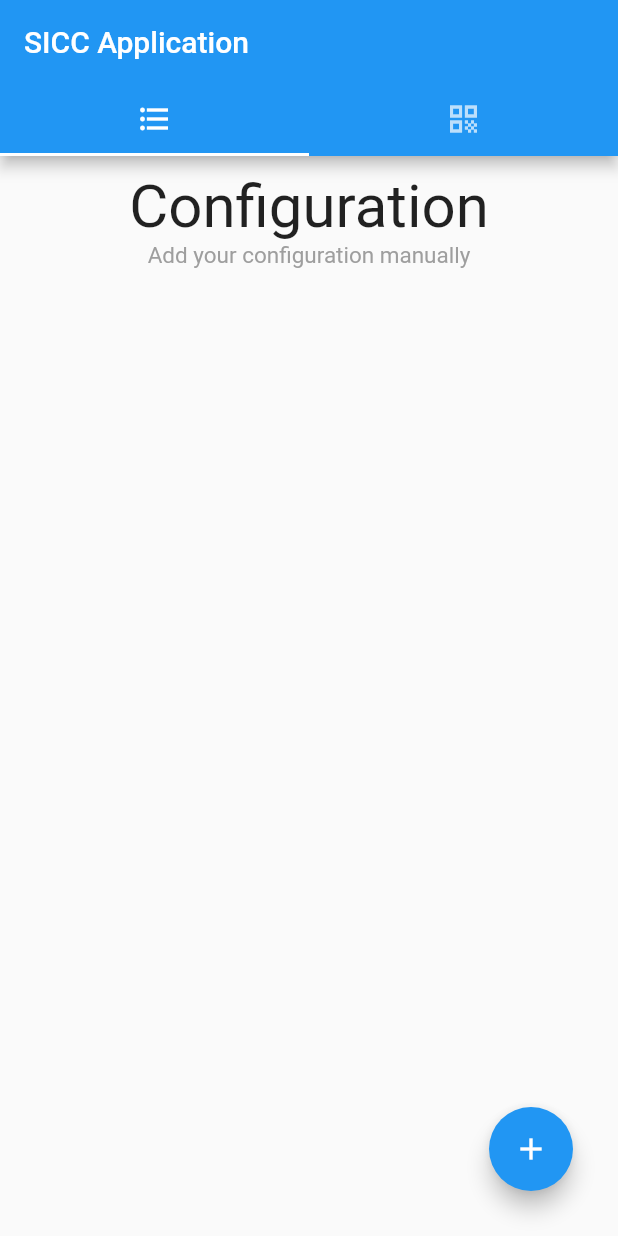
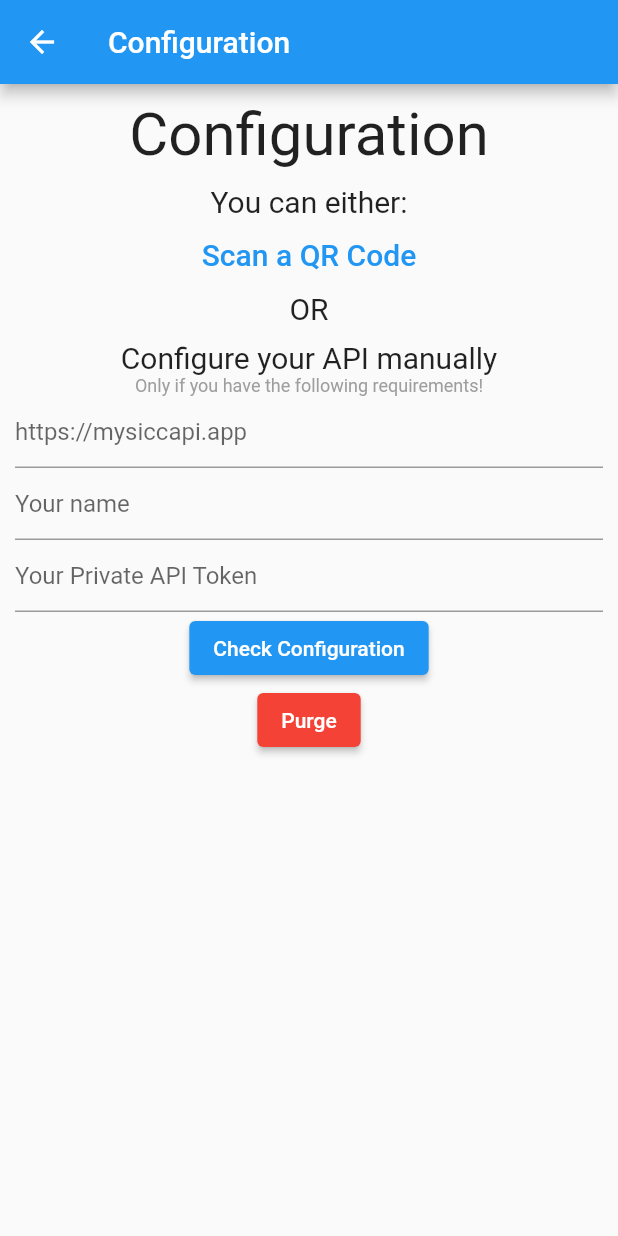
Before and after one commit to XVanilor/sicc, a Flutter app: the screen it shows after launch, on a phone screen of 412 x 824 dp. Run offline on Flutter 3.47's test engine with Material 2 defaults, Android fonts, the phone set to English and light mode, and no system bars; our stand-ins replace qr_flutter, shared_preferences; missing offline and left inert: qr_code_scanner.

Commit message:
Added configurable API endpoint via SharedPreferences Improved QR Code printing by adding crate name (therefore, removed ability to edit crate name after creation)

```diff
--- /dev/null
+++ b/lib/Config.dart
@@ -0,0 +1,205 @@
+import 'package:flutter/material.dart';
+import 'package:shared_preferences/shared_preferences.dart';
+import 'package:uuid/uuid.dart';
+import 'Service/SiccApi.dart';
+
+class Config extends StatefulWidget {
+
+  const Config({Key? key}) : super(key: key);
+
+  @override
+  State<Config> createState() => _ConfigState();
+}
+
+class _ConfigState extends State<Config> {
+
+  SharedPreferences? _prefs;
+
+  void loadPrefs() async {
+    SharedPreferences prefs  = await SharedPreferences.getInstance();
+    setState(() {
+      _prefs = prefs;
+    });
+  }
+
+  @override
+  void initState() {
+    loadPrefs();
+    super.initState();
+  }
+
+  @override
+  Widget build(BuildContext context) {
+
+    final _formKey = GlobalKey<FormState>();
+    String? apiUrl = "";
+    String? privKey = "";
+    String? username = "";
+
+    final SiccApi api = SiccApi();
+
+    return Scaffold(
+        appBar: AppBar(title: const Text("Configuration")),
+        body: Padding(
+          padding: const EdgeInsets.all(10.0),
+          child: Center(
+            child: Column(
+              children: <Widget>[
+                const Text(
+                    "Configuration",
+                    style: TextStyle(fontSize: 40.0)
+                ),
+                Padding(
+                  padding: const EdgeInsets.symmetric(vertical: 10.0),
+                  child: Column(
+                    children: <Widget>[
+                      const Text(
+                        "You can either:",
+                        style: TextStyle(fontSize: 20.0),
+                      ),
+                      TextButton(
+                          onPressed: () { /* TODO Redirect to Scan QR page */},
+                          child: const Text("Scan a QR Code", style: TextStyle(fontSize: 20.0))
+                      ),
+                      const Text(
+                        "OR",
+                        style: TextStyle(fontSize: 20.0),
+                      ),
+                      Padding(
+                          padding: const EdgeInsets.only(top: 10.0),
+                          child: Column(
+                            children: <Widget>[
+                              const Text(
+                                "Configure your API manually",
+                                style: TextStyle(fontSize: 20.0),
+                              ),
+                              const Text(
+                                "Only if you have the following requirements!",
+                                style: TextStyle(
+                                    fontSize: 12.0,
+                                    color: Colors.grey
+                                ),
+                              ),
+                              Form(
+                                key: _formKey,
+                                child: Column(
+                                  children: <Widget>[
+                                    TextFormField(
+                                      onSaved: (value){apiUrl=value;},
+                                      decoration: const InputDecoration(
+                                          hintText: "https://mysiccapi.app"
+                                      ),
+                                      initialValue: _prefs?.getString(SiccApi.apiUrlKey) ?? "",
+                                      validator: (value) {
+                                        if(value == null || value.isEmpty || Uri.tryParse(value) == null)
+                                        {
+                                          return "Please enter a valid URL";
+                                        }
+                                        return null;
+                                      },
+                                    ),
+                                    TextFormField(
+                                      onSaved: (value){username=value;},
+                                      decoration: const InputDecoration(
+                                          hintText: "Your name"
+                                      ),
+                                      initialValue: _prefs?.getString("username") ?? "",
+                                      validator: (value) {
+                                        if(value == null || value.isEmpty)
+                                        {
+                                          return "Username cannot be empty";
+                                        }
+                                        return null;
+                                      },
+                                    ),
+                                    TextFormField(
+                                      onSaved: (value){privKey=value;},
+                                      decoration: const InputDecoration(
+                                          hintText: "Your Private API Token"
+                                      ),
+                                      initialValue: _getVanishedPrivateApiToken(),
+                                      validator: (value) {
+                                        if(value == null || value.isEmpty || !Uuid.isValidUUID(fromString: value))
+                                        {
+                                          return "Please enter valid UUIDv4";
+                                        }
+                                        return null;
+                                      },
+                                    ),
+                                    ElevatedButton(
+                                      onPressed: () async {
+
+                                        if (_formKey.currentState!.validate()) {
+
+                                          _formKey.currentState?.save();
+
+                                          try {
+
+                                            bool configOk = await api.configure(apiUrl!, username!, privKey!);
+                                            setState(() {});
+
+                                            if(configOk)
+                                            {
+                                              if (!mounted) return;
+                                              Navigator.pushReplacementNamed(context, "/");
+                                            }
+
+                                          } catch(e)
+                                          {
+                                            showDialog(
+                                              context: context,
+                                              builder: (ctx) => AlertDialog(
+                                                title: const Text("Error"),
+                                                content: const Text("Cannot configure the app. Is your token valid ?"),
+                                                actions: <Widget>[
+                                                  TextButton(
+                                                    onPressed: () {
+                                                      Navigator.of(ctx).pop();
+                                                    },
+                                                    child: Container(
+                                                      color: Colors.green,
+                                                      padding: const EdgeInsets.all(14),
+                                                      child: const Text("Try again"),
+                                                    ),
+                                                  ),
+                                                ],
+                                              ),
+                                            );
+                                          }
+                                        }
+                                      },
+                                      child: const Text('Check Configuration'),
+                                    ),
+                                    ElevatedButton(
+                                      onPressed: () async {
+
+                                        await SiccApi.resetConfig();
+                                        setState(() {});
+                                      },
+                                      style: ButtonStyle(backgroundColor: MaterialStateColor.resolveWith((states) => Colors.red)),
+                                      child: const Text('Purge'),
+                                    ),
+                                  ],
+                                ),
+                              )
+                            ],
+                          )
+                      )
+                    ],
+                  ),
+                )
+              ],
+            ),
+          ),
+        )
+    );
+  }
+
+  _getVanishedPrivateApiToken()
+  {
+    final String token = _prefs?.getString(SiccApi.privateApiTokenKey) ?? "";
+    return token;
+    return (token != "" ? "${token[0]}**********************************${token[token.length - 1]}" : "");
+  }
+
+}
--- a/lib/CrateList.dart
+++ b/lib/CrateList.dart
@@ -1,5 +1,5 @@
 import 'package:flutter/material.dart';
-import 'package:flutter/scheduler.dart';
+import 'package:shared_preferences/shared_preferences.dart';
 import 'package:sicc/Model/Crate.dart';
 import 'package:sicc/CrateEdit.dart';
 import 'package:sicc/Service/SiccApi.dart';
@@ -13,30 +13,40 @@ class CrateList extends StatefulWidget {
 }
 
 class _CrateListState extends State<CrateList> {
+
   final SiccApi api = SiccApi();
+
+  late SharedPreferences _prefs;
+
+  void loadPrefs() async {
+    SharedPreferences prefs = await SharedPreferences.getInstance();
+    setState(() {
+      _prefs = prefs;
+    });
+  }
+
+  @override
+  void initState() {
+    loadPrefs();
+    super.initState();
+    setState(() {});
+  }
 
   @override
   Widget build(BuildContext context) {
+
     return Scaffold(
         body: Stack(children: <Widget>[
           FutureBuilder(
             future: api.getCrates(),
             builder: (BuildContext context, AsyncSnapshot<List<Crate>> snapshot) {
+
               List<Crate>? crates = snapshot.data;
-
-              if(SiccApi.apiBaseUrl == "" || SiccApi.creatorApiToken == "")
-                {
-                  return _configurationView();
-                }
-
               if (crates != null) {
                 // Sort crates by alphabetical order
                 crates.sort((a, b) {
                   return a.name.toLowerCase().compareTo(b.name.toLowerCase());
                 });
-
-                Crate debugApiCrate = Crate(name: SiccApi.apiBaseUrl, uuid: SiccApi.creatorApiToken, items: []);
-                crates.insert(0, debugApiCrate);
 
                 return ListView(
                   children: crates
@@ -75,9 +85,8 @@ class _CrateListState extends State<CrateList> {
                       WidgetsBinding.instance.addPostFrameCallback((_) {
                         Navigator.push(
                             context,
-                                        MaterialPageRoute(
-                                            builder: (context) =>
-                                                CrateEdit(crate: c)))
+                            MaterialPageRoute(builder: (context) => CrateEdit(crate: c, isNameEditable: false,))
+                        )
                             .then((value) => {setState(() {})});
                       });
                     },
@@ -105,7 +114,7 @@ class _CrateListState extends State<CrateList> {
                 Navigator.push(
                     context,
                     MaterialPageRoute(
-                            builder: (context) => CrateEdit(crate: newCrate)))
+                        builder: (context) => CrateEdit(crate: newCrate, isNameEditable: true)))
                     .then((value) => {setState(() {})});
               },
               child: const Icon(Icons.add),
@@ -113,27 +122,4 @@ class _CrateListState extends State<CrateList> {
           )
         ]));
   }
-
-  _configurationView() {
-
-    return Padding(
-      padding: const EdgeInsets.all(10.0),
-      child: Center(
-        child: Column(
-          children: const <Widget>[
-            Text(
-                "Configuration",
-                textAlign: TextAlign.center,
-                style: TextStyle(fontSize: 40.0)
-            ),
-            Text(
-              "Add your configuration manually",
-              textAlign: TextAlign.center,
-              style: TextStyle(fontSize: 15.0, color: Colors.grey),
-            )
-          ],
-        ),
-      ),
-    );
 }
-}
--- /dev/null
+++ b/lib/Home.dart
@@ -0,0 +1,47 @@
+import 'package:flutter/material.dart';
+import 'package:sicc/Config.dart';
+import 'QRScan.dart';
+import 'CrateList.dart';
+
+class Home extends StatelessWidget {
+
+  const Home({super.key});
+
+  @override
+  Widget build(BuildContext context) {
+
+    return MaterialApp(
+        home: Builder(
+          builder: (context) => DefaultTabController(
+            length: 2,
+            child: Scaffold(
+              appBar: AppBar(
+                  bottom: const TabBar(
+                    tabs: [
+                      Tab(icon: Icon(Icons.format_list_bulleted)),
+                      Tab(icon: Icon(Icons.qr_code_outlined))
+                    ],
+                  ),
+                  title: const Text('SICC Application'),
+                  actions: <Widget>[
+                    IconButton(
+                      onPressed: () {
+                        Navigator.push(
+                            context,
+                            MaterialPageRoute(builder: (context) => const Config())
+                        );
+                      },
+                      icon: const Icon(Icons.settings),
+                    )
+                  ],
+                  automaticallyImplyLeading: false
+              ),
+              body: const TabBarView(
+                children: [CrateList(), QRScan()],
+              ),
+            ),
+          ),
+        )
+    );
+  }
+}
--- a/lib/QRScan.dart
+++ b/lib/QRScan.dart
@@ -88,7 +88,7 @@ class _QRScanState extends State<QRScan> {
         String crateUuid = data[2];
 
         Crate newCrate = Crate(uuid: crateUuid, name: "", items: []);
-        Navigator.push(context, MaterialPageRoute(builder: (context) => CrateEdit(crate: newCrate)));
+        Navigator.push(context, MaterialPageRoute(builder: (context) => CrateEdit(crate: newCrate, isNameEditable: false)));
       }
     });
   }
--- a/lib/Service/SiccApi.dart
+++ b/lib/Service/SiccApi.dart
@@ -1,17 +1,20 @@
 import 'dart:convert';
 import 'package:http/http.dart';
+import 'package:shared_preferences/shared_preferences.dart';
 import 'package:sicc/Model/Crate.dart';
+import 'package:uuid/uuid.dart';
 
 class SiccApi {
 
-  // @TODO: Move those to configurables
-  static String apiBaseUrl = "";
-  // @TODO Register this API token in database when a QR code is generated (/a new crate is created)
-  static String creatorApiToken = "";
+  static String apiUrlKey = "API_URL";
+  static String privateApiTokenKey = "PRIV_KEY";
+  static String publicApiTokenKey = "PUB_KEY";
 
   Future<List<Crate>> getCrates() async {
 
-    Response res = await get(Uri.parse("${SiccApi.apiBaseUrl}/list.php"));
+    final SharedPreferences prefs = await SharedPreferences.getInstance();
+
+    Response res = await get(Uri.parse("${prefs.getString(SiccApi.apiUrlKey)}/list.php"));
 
     if(res.statusCode == 200){
       List<dynamic> body = jsonDecode(res.body);
@@ -29,11 +32,13 @@ class SiccApi {
 
   Future<Crate> saveCrate(Crate crate) async {
 
+    final SharedPreferences prefs = await SharedPreferences.getInstance();
+
     Response res = await post(
-        Uri.parse("${SiccApi.apiBaseUrl}/save.php"),
+        Uri.parse("${prefs.getString(SiccApi.apiUrlKey) ?? "http://127.0.0.1"}/save.php"),
         headers: <String, String>{
           'Content-Type': 'application/json; charset=UTF-8',
-          'X-API-TOKEN': SiccApi.creatorApiToken
+          'X-API-TOKEN': prefs.getString(SiccApi.privateApiTokenKey) ?? ""
         },
       body: jsonEncode(crate.toJson())
     );
@@ -53,11 +58,13 @@ class SiccApi {
 
     String crateUuid = crate.uuid;
 
+    final SharedPreferences prefs = await SharedPreferences.getInstance();
+
     Response res = await delete(
-      Uri.parse("${SiccApi.apiBaseUrl}/delete.php?id=$crateUuid"),
+      Uri.parse("${prefs.getString(SiccApi.apiUrlKey) ?? "http://127.0.0.1"}/delete.php?id=$crateUuid"),
       headers: <String, String>{
         'Content-Type': 'application/json; charset=UTF-8',
-        'X-API-TOKEN': SiccApi.creatorApiToken
+        'X-API-TOKEN': prefs.getString(SiccApi.privateApiTokenKey) ?? ""
       },
     );
 
@@ -70,4 +77,80 @@ class SiccApi {
       throw "Cannot delete crate at time. Are you connected to Internet ?";
     }
   }
+
+  Future<bool> configure(String apiUrl, String username, String apiToken) async {
+
+    final SharedPreferences prefs = await SharedPreferences.getInstance();
+
+    prefs.setString(SiccApi.apiUrlKey, apiUrl);
+    prefs.setString(SiccApi.privateApiTokenKey, apiToken);
+    String publicApiToken = const Uuid().v4();
+
+    bool userCreation = await createUser(username, publicApiToken);
+    if(!userCreation)
+      {
+        prefs.clear();
+        throw "Cannot create your account. Are you connected to Internet ?";
+      }
+
+    prefs.setString(SiccApi.publicApiTokenKey, publicApiToken);
+
+    return true;
+  }
+
+  Future<bool> createUser(String username, String publicApiToken) async {
+
+    final SharedPreferences prefs = await SharedPreferences.getInstance();
+
+    if(!prefs.containsKey(SiccApi.apiUrlKey) || prefs.getString(SiccApi.apiUrlKey)  == "" ||
+        !prefs.containsKey(SiccApi.privateApiTokenKey) || prefs.getString(SiccApi.privateApiTokenKey) == "")
+      {
+        throw "API is not configured yet";
+      }
+
+    Map<String, dynamic> jsonBody = {"username": username, "publicApiToken": publicApiToken};
+
+    Response res = await post(
+      Uri.parse("${prefs.getString(SiccApi.apiUrlKey) ?? "http://127.0.0.1"}/create_user.php"),
+      headers: <String, String>{
+        'X-API-TOKEN': prefs.getString(SiccApi.privateApiTokenKey) ?? ""
+      },
+      body: jsonEncode(jsonBody)
+    );
+
+    if(res.statusCode == 201)
+      {
+        return true;
+      }
+    else
+      {
+        return false;
+      }
+  }
+
+  static bool isConfigured(SharedPreferences prefs) {
+
+    final apiUri = Uri.tryParse(prefs.getString(SiccApi.apiUrlKey) ?? "");
+    final isApiUriValid = apiUri != null && apiUri.scheme.startsWith('http');
+
+    return isApiUriValid && Uuid.isValidUUID(fromString: prefs.getString(SiccApi.privateApiTokenKey) ?? "");
+  }
+
+  static Future<bool> resetConfig() async {
+
+    final SharedPreferences prefs = await SharedPreferences.getInstance();
+    bool isConfigured = SiccApi.isConfigured(prefs);
+
+    if(!isConfigured)
+    {
+      return true;
+    }
+
+    prefs.remove(SiccApi.apiUrlKey);
+    prefs.remove(SiccApi.privateApiTokenKey);
+    prefs.remove(SiccApi.publicApiTokenKey);
+
+    return true;
+  }
+
 }
--- a/lib/main.dart
+++ b/lib/main.dart
@@ -1,34 +1,54 @@
 import 'package:flutter/material.dart';
-import 'QRScan.dart';
-import 'CrateList.dart';
+import 'package:shared_preferences/shared_preferences.dart';
+import 'package:sicc/Config.dart';
+import 'package:sicc/Home.dart';
+import 'Service/SiccApi.dart';
 
-void main() {
+Future<void> main() async {
+
+  WidgetsFlutterBinding.ensureInitialized();
+  SharedPreferences prefs = await SharedPreferences.getInstance();
+
   runApp(const SICCMain());
 }
 
-class SICCMain extends StatelessWidget {
+class SICCMain extends StatefulWidget {
+
   const SICCMain({super.key});
 
   @override
+  State<StatefulWidget> createState() => _SICCMainState();
+
+}
+
+class _SICCMainState extends State<SICCMain> {
+
+  late SharedPreferences _prefs;
+
+  void loadPrefs() async {
+    SharedPreferences prefs = await SharedPreferences.getInstance();
+    setState(() {
+      _prefs = prefs;
+    });
+  }
+
+  @override
+  void initState() {
+    loadPrefs();
+    super.initState();
+  }
+  @override
   Widget build(BuildContext context) {
+
+
     return MaterialApp(
-      home: DefaultTabController(
-        length: 2,
-        child: Scaffold(
-          appBar: AppBar(
-            bottom: const TabBar(
-              tabs: [
-                Tab(icon: Icon(Icons.format_list_bulleted)),
-                Tab(icon: Icon(Icons.qr_code_outlined))
-              ],
-            ),
-            title: const Text('SICC Application'),
-          ),
-          body: const TabBarView(
-            children: [CrateList(), QRScan()],
-          ),
-        ),
-      ),
+      initialRoute: (SiccApi.isConfigured(_prefs) ? "/" : "/config"),
+      routes: {
+        // When navigating to the "/" route, build the FirstScreen widget.
+        '/': (context) => const Home(),
+        // When navigating to the "/second" route, build the SecondScreen widget.
+        '/config': (context) => const Config(),
+      },
     );
   }
 }
--- a/pubspec.yaml
+++ b/pubspec.yaml
@@ -41,6 +41,7 @@ dependencies:
   qr_flutter: ^4.0.0
   qr_code_scanner: ^1.0.1
   uuid: ^3.0.7
+  shared_preferences: ^2.0.15
 
 dev_dependencies:
   flutter_test:
```
Also changed, not shown: lib/CrateEdit.dart (+51 -15 lines), pubspec.lock. Lines whose indentation alone changed are shown as unchanged.
